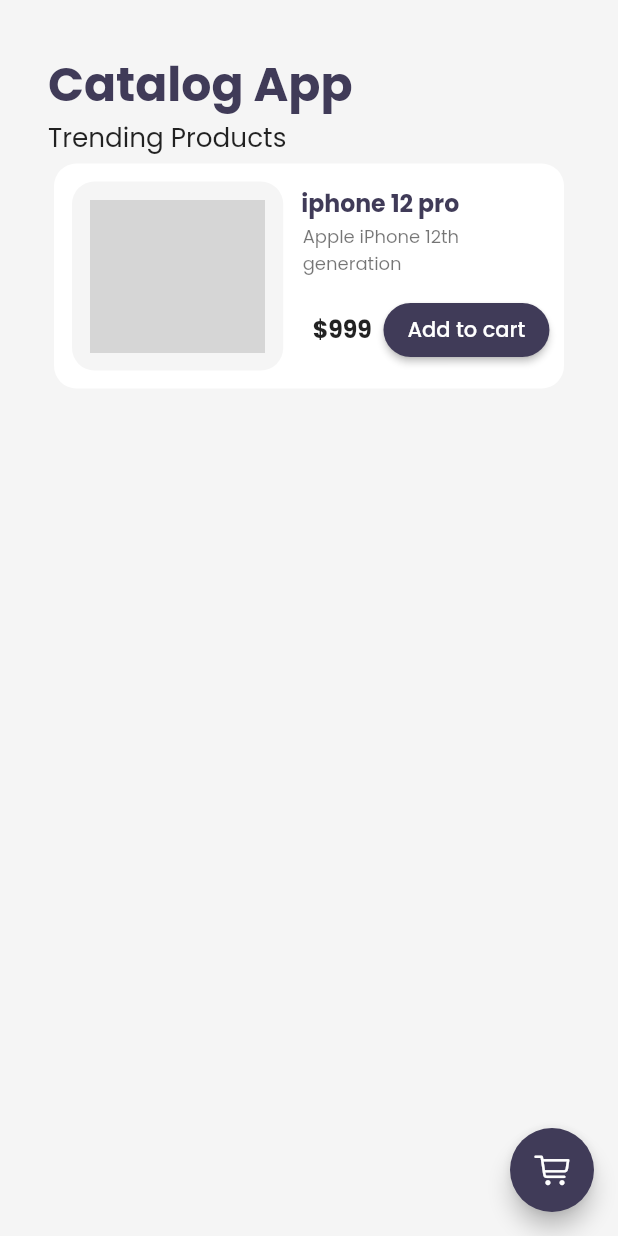
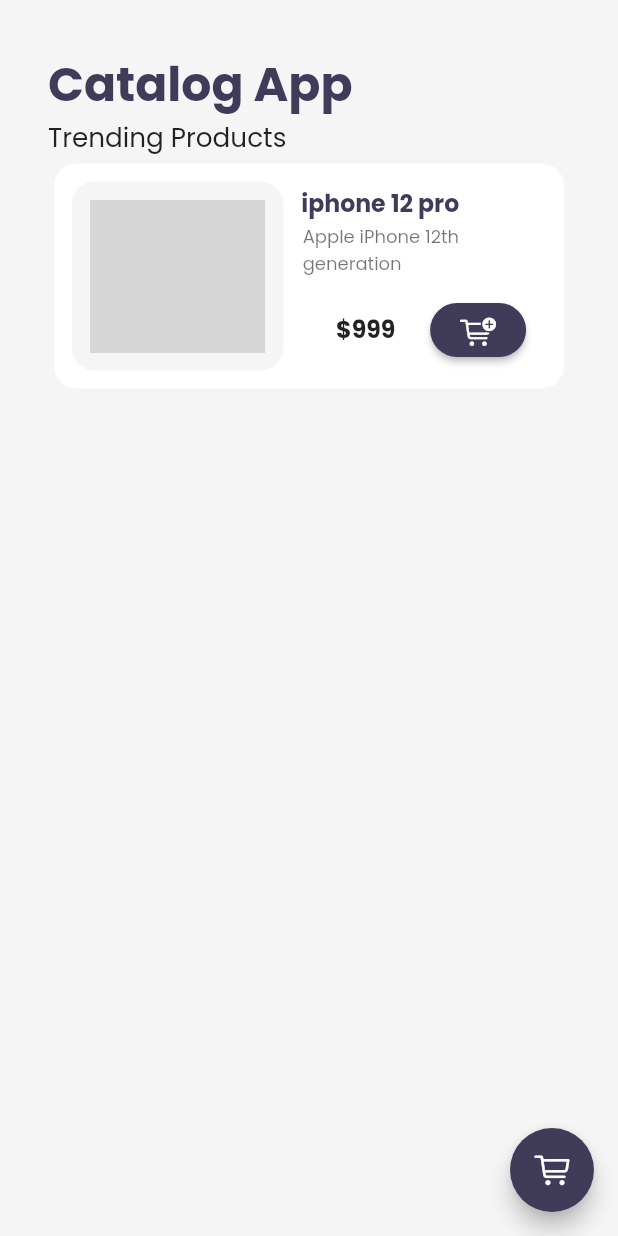
Before and after one commit to Rukhsar-Jani/Flutter_practice, a Flutter app: the first screen one second after launch, on a phone screen of 412 x 824 dp. Run offline on Flutter 3.47's test engine with Material 2 defaults, Android fonts, the phone set to English and light mode, and no system bars; our stand-ins replace google_fonts, velocity_x; network calls fail; grey boxes are pictures that could not be loaded.

Commit message:
day 25 completed

```diff
--- /dev/null
+++ b/lib/Widgets/home_widgets/add_to_cart.dart
@@ -0,0 +1,44 @@
+
+
+import 'package:flutter/cupertino.dart';
+import 'package:flutter/material.dart';
+import 'package:velocity_x/velocity_x.dart';
+import '../../models/Catalog.dart';
+import '../../models/cart.dart';
+
+class AddTocart extends StatefulWidget {
+  final Item catalog;
+  const AddTocart({
+    Key? key,
+    required this.catalog,
+  }) : super(key: key);
+
+  @override
+  State<AddTocart> createState() => _AddTocartState();
+}
+
+class _AddTocartState extends State<AddTocart> {
+          final _cart = CartModel();
+  @override
+  Widget build(BuildContext context) {
+      bool isInCart = _cart.items.contains(widget.catalog);
+    return  ElevatedButton(
+      onPressed: () {
+        if(!isInCart){
+        isInCart = isInCart.toggle();
+        final _catalog = CatalogModele();
+        _cart.catalog = _catalog;
+        _cart.add(widget.catalog);
+        setState(() {});
+        }
+      },
+       style: ButtonStyle(
+        backgroundColor:
+        MaterialStateProperty.all(context.accentColor),
+        shape: MaterialStateProperty.all(StadiumBorder())
+        ),
+        child:isInCart ? Icon(Icons.done):
+          Icon(CupertinoIcons.cart_badge_plus)
+        );
+  }
+}
--- a/lib/Widgets/home_widgets/catalog_list.dart
+++ b/lib/Widgets/home_widgets/catalog_list.dart
@@ -1,13 +1,10 @@
-// ignore_for_file: public_member_api_docs, sort_constructors_first
-
 import 'package:flutter/material.dart';
 import 'package:velocity_x/velocity_x.dart';
-
 import 'package:flutter_practice_codepur/Widgets/themes.dart';
 import 'package:flutter_practice_codepur/models/Catalog.dart';
 import 'package:flutter_practice_codepur/pages/home_details_page.dart';
-
 import '../../models/cart.dart';
+import 'add_to_cart.dart';
 import 'catalog_image.dart';
 
 class CatalogList extends StatelessWidget {
@@ -68,7 +65,7 @@
 
                 children: [
                   "\$${catalog.price}".text.bold. lg.make(),
-                  _AddTocart(catalog: catalog),
+                  AddTocart(catalog: catalog),
                   // ElevatedButton(
                   //   style: ButtonStyle(
                   //     backgroundColor:
@@ -90,38 +87,3 @@
     ).color(context.cardColor ).rounded. square(150).make().p4();
   }
 }
-
-class _AddTocart extends StatefulWidget {
-  final Item catalog;
-  const _AddTocart({
-    Key? key,
-    required this.catalog,
-  }) : super(key: key);
-
-  @override
-  State<_AddTocart> createState() => __AddTocartState();
-}
-
-class __AddTocartState extends State<_AddTocart> {
-  bool isAdded = false;
-  @override
-  Widget build(BuildContext context) {
-    return  ElevatedButton(
-      onPressed: () {
-        isAdded = isAdded.toggle();
-        final _catalog = CatalogModele();
-        final _cart = CartModel();
-        _cart.catalog = _catalog;
-        _cart.add(widget.catalog);
-        setState(() {});
-      },
-       style: ButtonStyle(
-        backgroundColor:
-        MaterialStateProperty.all(context.accentColor),
-        shape: MaterialStateProperty.all(StadiumBorder())
-        ),
-        child:isAdded ? Icon(Icons.done):"Add to cart".text
-        .color(context.cardColor).make()
-        );
-  }
-}
```
Also changed, not shown: lib/pages/cart_page.dart (+9 -2 lines), lib/pages/home_details_page.dart (+2 -10 lines).
